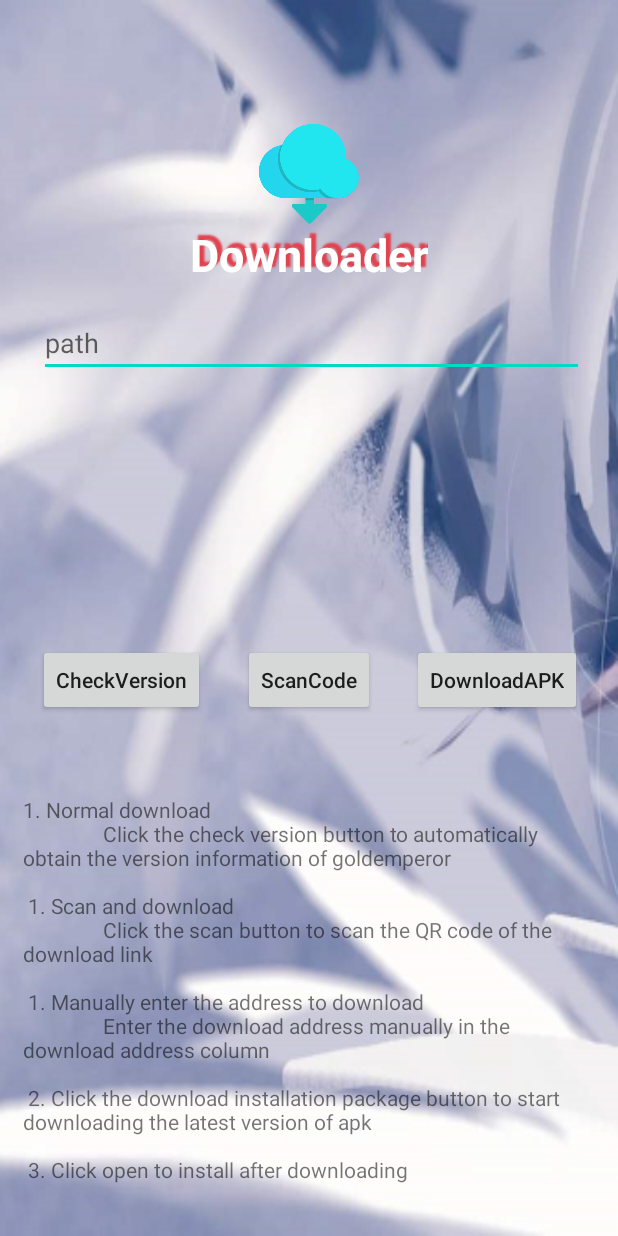
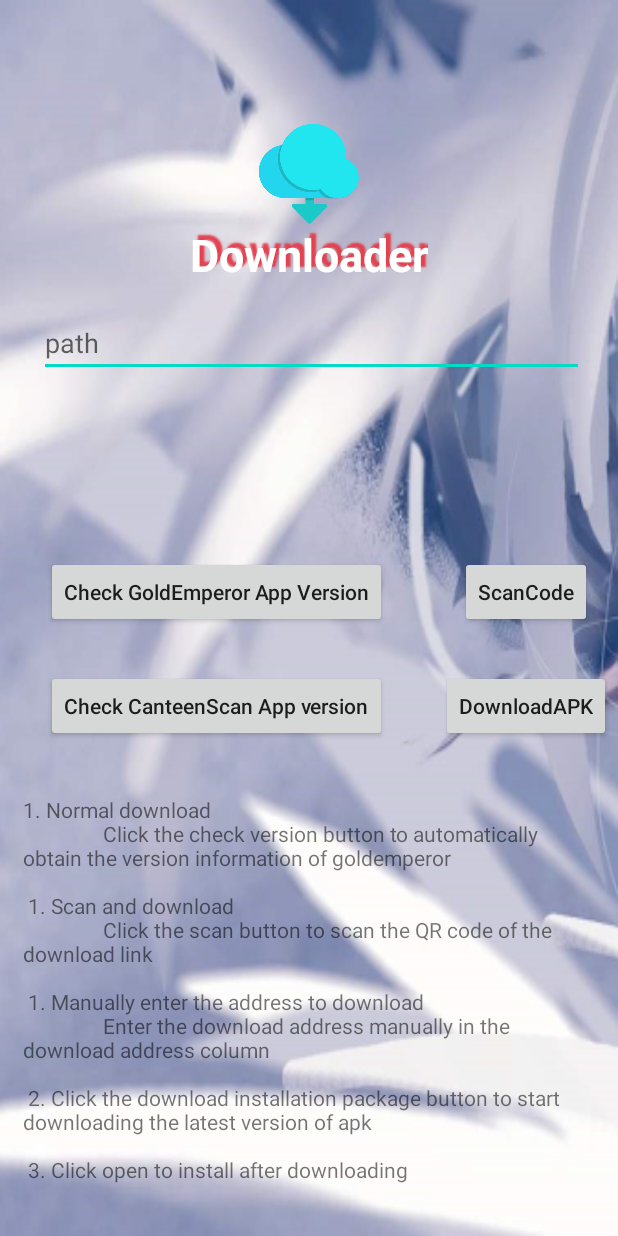
Before and after one commit to Pulini/Downloader, an Android app: the screen it shows after launch (MainActivity), on a phone screen of 412 x 824 dp. Run offline under Robolectric (Android 15) with nearby library versions, the light colour scheme and no system bars.

Commit message:
修改权限申请

```diff
--- a/app/src/main/java/com/pzx/downloader/http/API.kt
+++ b/app/src/main/java/com/pzx/downloader/http/API.kt
@@ -1,5 +1,7 @@
 package com.pzx.downloader.http
 
+import com.pzx.downloader.model.CanteenScanVersionModel
+import com.pzx.downloader.model.GoldEmperorVersionModel
 import retrofit2.Call
 import retrofit2.http.GET
 
@@ -12,5 +14,8 @@ import retrofit2.http.GET
  */
 interface API {
     @GET("AndroidUpdate/GoldEmperor/GoldEmperorUpData.xml")
-    fun getApkPath(): Call<VersionModel>
+    fun getGoldEmperorApkPath(): Call<GoldEmperorVersionModel>
+
+    @GET("AndroidUpdate/GoldEmperor/CanteenScanUpData.xml")
+    fun getCanteenScanApkPath(): Call<CanteenScanVersionModel>
 }
--- a/app/src/main/java/com/pzx/downloader/http/DoHttp.kt
+++ b/app/src/main/java/com/pzx/downloader/http/DoHttp.kt
@@ -35,4 +35,5 @@ object DoHttp {
         builder.addInterceptor(interceptor)
         return builder.build()
     }
+
 }
--- a/app/src/main/java/com/pzx/downloader/http/Downloader.kt
+++ b/app/src/main/java/com/pzx/downloader/http/Downloader.kt
@@ -102,7 +102,7 @@ class Downloader {
         mListener = object :
             OnDownLoadListener {
             override fun onStart(fileName: String) {
-                mDialog!!.setTitle("正在努力下载$fileName")
+                mDialog!!.setTitle("正在下载<$fileName>")
             }
 
             override fun onExists(file: File) {
--- a/app/src/main/java/com/pzx/downloader/ui/activity/MainActivity.kt
+++ b/app/src/main/java/com/pzx/downloader/ui/activity/MainActivity.kt
@@ -13,9 +13,9 @@ import com.pzx.downloader.R
 import com.pzx.downloader.http.API
 import com.pzx.downloader.http.DoHttp
 import com.pzx.downloader.http.Downloader
-import com.pzx.downloader.http.VersionModel
+import com.pzx.downloader.model.CanteenScanVersionModel
+import com.pzx.downloader.model.GoldEmperorVersionModel
 import kotlinx.android.synthetic.main.activity_main.*
-import pub.devrel.easypermissions.EasyPermissions
 import retrofit2.Call
 import retrofit2.Callback
 import retrofit2.Response
@@ -23,31 +23,31 @@ import java.io.File
 
 
 @RequiresApi(Build.VERSION_CODES.JELLY_BEAN)
-class MainActivity : AppCompatActivity(), EasyPermissions.PermissionCallbacks {
+class MainActivity : AppCompatActivity(){
 
     var path = "http://geapp.goldemperor.com:8020/AndroidUpdate/GoldEmperor/GoldEmperor.apk"
 
-    companion object {
-        @RequiresApi(Build.VERSION_CODES.M)
-        val PERMS_WRITE = arrayOf(
-            Manifest.permission.INTERNET,
-            Manifest.permission.WRITE_EXTERNAL_STORAGE,
-            Manifest.permission.READ_EXTERNAL_STORAGE,
-            Manifest.permission.REQUEST_INSTALL_PACKAGES,
-            Manifest.permission.VIBRATE,
-            Manifest.permission.CAMERA
-        )
-        const val REQUEST_PERMISSIONS_REQUEST_CODE = 1000
-    }
+//    companion object {
+//        @RequiresApi(Build.VERSION_CODES.M)
+//        val PERMS_WRITE = arrayOf(
+//            Manifest.permission.INTERNET,
+//            Manifest.permission.WRITE_EXTERNAL_STORAGE,
+//            Manifest.permission.READ_EXTERNAL_STORAGE,
+//            Manifest.permission.REQUEST_INSTALL_PACKAGES,
+//            Manifest.permission.VIBRATE,
+//            Manifest.permission.CAMERA
+//        )
+//        const val REQUEST_PERMISSIONS_REQUEST_CODE = 1000
+//    }
 
     override fun onCreate(savedInstanceState: Bundle?) {
         super.onCreate(savedInstanceState)
         setContentView(R.layout.activity_main)
-        requestPermissions()
+//        requestPermissions()
     }
 
     fun checkVersion(v: View) {
-        getVersion()
+        getGoldEmperorVersion()
     }
 
     fun scan(v: View) {
@@ -57,13 +57,18 @@ class MainActivity : AppCompatActivity(), EasyPermissions.PermissionCallbacks {
         )
     }
 
+    fun getCanteenUrl(v: View) {
+        getCanteenVersion()
+    }
+
     fun download(v: View) {
-      val path=  et_path.text.toString()
-        if(path.isEmpty()){
+        val path = et_path.text.toString()
+        if (path.isEmpty()) {
             ColoredToast.long(applicationContext, "请填写下载地址")
             return
         }
-        bt_download.isEnabled = false
+        bt_CheckCanteenScan.isEnabled = false
+        bt_CheckGoldEmperor.isEnabled = false
         Downloader(
             this,
             path,
@@ -71,7 +76,8 @@ class MainActivity : AppCompatActivity(), EasyPermissions.PermissionCallbacks {
                 Downloader.OnDownLoadDialgListener {
                 override fun onSuccess(file: File) {
                     runOnUiThread {
-                        bt_download.isEnabled = true
+                        bt_CheckCanteenScan.isEnabled = true
+                        bt_CheckGoldEmperor.isEnabled = true
                         ColoredToast.long(
                             applicationContext,
                             "下载完成"
@@ -81,7 +87,8 @@ class MainActivity : AppCompatActivity(), EasyPermissions.PermissionCallbacks {
 
                 override fun onError(msg: String) {
                     runOnUiThread {
-                        bt_download.isEnabled = true
+                        bt_CheckCanteenScan.isEnabled = true
+                        bt_CheckGoldEmperor.isEnabled = true
                         ColoredToast.long(
                             applicationContext,
                             "下载失败:$msg"
@@ -91,53 +98,70 @@ class MainActivity : AppCompatActivity(), EasyPermissions.PermissionCallbacks {
             }).start()
     }
 
-    private fun getVersion() {
-        DoHttp.create(API::class.java).getApkPath().enqueue(object : Callback<VersionModel> {
-            override fun onFailure(call: Call<VersionModel>, t: Throwable) {
+    private fun getCanteenVersion() {
+        DoHttp.create(API::class.java).getCanteenScanApkPath().enqueue(object : Callback<CanteenScanVersionModel> {
+            override fun onFailure(call: Call<CanteenScanVersionModel>, t: Throwable) {
                 Log.e("Pan", "onFailure")
                 path = DoHttp.path
             }
 
-            override fun onResponse(call: Call<VersionModel>, response: Response<VersionModel>) {
+            override fun onResponse(call: Call<CanteenScanVersionModel>, response: Response<CanteenScanVersionModel>) {
                 Log.e("Pan", "Url=${response.body()?.Url}")
                 val vm = response.body()
                 path = vm!!.Url
                 ColoredToast.long(applicationContext, "最新版本:${vm.VersionName}")
-                tv_msg.text="最新版本:${vm.VersionName}\n版本说明:${vm.Description}"
+                tv_msg.text = "最新版本:${vm.VersionName}"
+                et_path.setText(path)
+            }
+        })
+    }
+    private fun getGoldEmperorVersion() {
+        DoHttp.create(API::class.java).getGoldEmperorApkPath().enqueue(object : Callback<GoldEmperorVersionModel> {
+            override fun onFailure(call: Call<GoldEmperorVersionModel>, t: Throwable) {
+                Log.e("Pan", "onFailure")
+                path = DoHttp.path
+            }
+
+            override fun onResponse(call: Call<GoldEmperorVersionModel>, response: Response<GoldEmperorVersionModel>) {
+                Log.e("Pan", "Url=${response.body()?.Url}")
+                val vm = response.body()
+                path = vm!!.Url
+                ColoredToast.long(applicationContext, "最新版本:${vm.VersionName}")
+                tv_msg.text = "最新版本:${vm.VersionName}\n版本说明:${vm.Description}"
                 et_path.setText(path)
             }
         })
     }
 
-    private fun requestPermissions() {
-        if (EasyPermissions.hasPermissions(this, *PERMS_WRITE)) {
-            Log.e("Pan", "有权限")
-        } else {
-            EasyPermissions.requestPermissions(
-                this,
-                "APP需要网络、本地读写和安装APK的权限",
-                REQUEST_PERMISSIONS_REQUEST_CODE,
-                *PERMS_WRITE
-            )
-        }
-    }
+//    private fun requestPermissions() {
+//        if (EasyPermissions.hasPermissions(this, *PERMS_WRITE)) {
+//            Log.e("Pan", "有权限")
+//        } else {
+//            EasyPermissions.requestPermissions(
+//                this,
+//                "APP需要网络、本地读写和安装APK的权限",
+//                REQUEST_PERMISSIONS_REQUEST_CODE,
+//                *PERMS_WRITE
+//            )
+//        }
+//    }
 
-    override fun onRequestPermissionsResult(
-        requestCode: Int,
-        permissions: Array<out String>,
-        grantResults: IntArray
-    ) {
-        super.onRequestPermissionsResult(requestCode, permissions, grantResults)
-        EasyPermissions.onRequestPermissionsResult(requestCode, permissions, grantResults, this)
-    }
-
-    override fun onPermissionsGranted(requestCode: Int, perms: MutableList<String>) {
-        Log.e("Pan", "用户授权成功${perms}")
-    }
-
-    override fun onPermissionsDenied(requestCode: Int, perms: MutableList<String>) {
-        Log.e("Pan", "用户授权失败${perms}")
-    }
+//    override fun onRequestPermissionsResult(
+//        requestCode: Int,
+//        permissions: Array<out String>,
+//        grantResults: IntArray
+//    ) {
+//        super.onRequestPermissionsResult(requestCode, permissions, grantResults)
+//        EasyPermissions.onRequestPermissionsResult(requestCode, permissions, grantResults, this)
+//    }
+//
+//    override fun onPermissionsGranted(requestCode: Int, perms: MutableList<String>) {
+//        Log.e("Pan", "用户授权成功${perms}")
+//    }
+//
+//    override fun onPermissionsDenied(requestCode: Int, perms: MutableList<String>) {
+//        Log.e("Pan", "用户授权失败${perms}")
+//    }
 
     override fun onActivityResult(requestCode: Int, resultCode: Int, data: Intent?) {
         super.onActivityResult(requestCode, resultCode, data)
--- a/app/src/main/res/layout/activity_main.xml
+++ b/app/src/main/res/layout/activity_main.xml
@@ -7,12 +7,23 @@
     android:background="@mipmap/bkg"
     tools:context=".ui.activity.MainActivity">
 
+    <Button
+        android:id="@+id/bt_download2"
+        android:layout_width="wrap_content"
+        android:layout_height="wrap_content"
+        android:onClick="download"
+        android:text="@string/download"
+        android:textAllCaps="false"
+        app:layout_constraintBottom_toTopOf="@+id/guideline6"
+        app:layout_constraintEnd_toEndOf="parent"
+        app:layout_constraintStart_toStartOf="@+id/guideline4" />
+
     <androidx.constraintlayout.widget.Guideline
         android:id="@+id/guideline"
         android:layout_width="wrap_content"
         android:layout_height="wrap_content"
         android:orientation="horizontal"
-        app:layout_constraintGuide_percent="0.5" />
+        app:layout_constraintGuide_percent="0.45" />
 
     <androidx.constraintlayout.widget.Guideline
         android:id="@+id/guideline2"
@@ -33,7 +44,7 @@
         android:layout_width="wrap_content"
         android:layout_height="wrap_content"
         android:orientation="vertical"
-        app:layout_constraintGuide_percent="0.5" />
+        app:layout_constraintGuide_percent="0.7" />
 
     <androidx.constraintlayout.widget.Guideline
         android:id="@+id/guideline6"
@@ -55,17 +66,15 @@
         app:layout_constraintTop_toTopOf="@+id/guideline3" />
 
     <Button
-        android:id="@+id/bt_CheckVersion"
+        android:id="@+id/bt_CheckGoldEmperor"
         android:layout_width="wrap_content"
         android:layout_height="wrap_content"
         android:onClick="checkVersion"
-        android:text="@string/check_version"
+        android:text="@string/check_goldemperor_app_version"
         android:textAllCaps="false"
-        app:layout_constraintBottom_toBottomOf="@+id/bt_scan_code"
-        app:layout_constraintEnd_toStartOf="@+id/bt_scan_code"
+        app:layout_constraintEnd_toStartOf="@+id/guideline4"
         app:layout_constraintStart_toStartOf="parent"
-        app:layout_constraintTop_toTopOf="@+id/bt_scan_code"
-        app:layout_constraintVertical_bias="1.0" />
+        app:layout_constraintTop_toTopOf="@+id/guideline" />
 
     <Button
         android:id="@+id/bt_scan_code"
@@ -74,22 +83,20 @@
         android:onClick="scan"
         android:text="@string/scan_code"
         android:textAllCaps="false"
-        app:layout_constraintBottom_toTopOf="@+id/guideline6"
         app:layout_constraintEnd_toEndOf="parent"
-        app:layout_constraintStart_toStartOf="parent"
+        app:layout_constraintStart_toStartOf="@+id/guideline4"
         app:layout_constraintTop_toTopOf="@+id/guideline" />
 
     <Button
-        android:id="@+id/bt_download"
+        android:id="@+id/bt_CheckCanteenScan"
         android:layout_width="wrap_content"
         android:layout_height="wrap_content"
-        android:onClick="download"
-        android:text="@string/download"
+        android:onClick="getCanteenUrl"
+        android:text="@string/check_canteen_scan_app_version"
         android:textAllCaps="false"
-        app:layout_constraintBottom_toBottomOf="@+id/bt_scan_code"
-        app:layout_constraintEnd_toEndOf="parent"
-        app:layout_constraintStart_toEndOf="@+id/bt_scan_code"
-        app:layout_constraintTop_toTopOf="@+id/bt_scan_code" />
+        app:layout_constraintBottom_toTopOf="@+id/guideline6"
+        app:layout_constraintEnd_toStartOf="@+id/guideline4"
+        app:layout_constraintStart_toStartOf="parent" />
 
     <ImageView
         android:id="@+id/iv_logo"
--- a/app/src/main/res/layout/dialog_download.xml
+++ b/app/src/main/res/layout/dialog_download.xml
@@ -10,11 +10,12 @@
 
     <TextView
         android:id="@+id/tv_title"
-        android:layout_width="wrap_content"
+        android:layout_width="0dp"
         android:layout_height="wrap_content"
         android:textColor="#030303"
         android:textSize="17sp"
         android:textStyle="bold"
+        app:layout_constraintEnd_toStartOf="@+id/tv_back"
         app:layout_constraintStart_toStartOf="parent"
         app:layout_constraintTop_toTopOf="parent" />
     <TextView
--- a/app/src/main/res/values/strings.xml
+++ b/app/src/main/res/values/strings.xml
@@ -4,7 +4,7 @@
     <string name="download">DownloadAPK</string>
     <string name="logo">logo</string>
     <string name="path_hint">path</string>
-    <string name="check_version">CheckVersion</string>
+    <string name="check_goldemperor_app_version">Check GoldEmperor App Version</string>
     <string name="explain" >
         1. Normal download\n
         \t\t\t\tClick the check version button to automatically obtain the version information of goldemperor\n\n
@@ -15,4 +15,5 @@
         2. Click the download installation package button to start downloading the latest version of apk\n\n
         3. Click open to install after downloading
     </string>
+    <string name="check_canteen_scan_app_version">Check CanteenScan App version</string>
 </resources>
--- a/build.gradle
+++ b/build.gradle
@@ -1,14 +1,14 @@
 // Top-level build file where you can add configuration options common to all sub-projects/modules.
 
 buildscript {
-    ext.kotlin_version = '1.3.70'
+    ext.kotlin_version = '1.3.72'
     repositories {
         google()
         jcenter()
 
     }
     dependencies {
-        classpath 'com.android.tools.build:gradle:3.6.1'
+        classpath 'com.android.tools.build:gradle:4.0.0'
         classpath "org.jetbrains.kotlin:kotlin-gradle-plugin:$kotlin_version"
 
         // NOTE: Do not place your application dependencies here; they belong
```
Also changed, not shown: app/build.gradle (+9 -8 lines), app/src/main/java/com/pzx/downloader/http/VersionModel.kt (deleted, +0 -16 lines), app/src/main/java/com/pzx/downloader/model/CanteenScanVersionModel.kt (added, +14 -0 lines), app/src/main/java/com/pzx/downloader/model/GoldEmperorVersionModel.kt (added, +16 -0 lines), gradle/wrapper/gradle-wrapper.properties, 2 other files.
